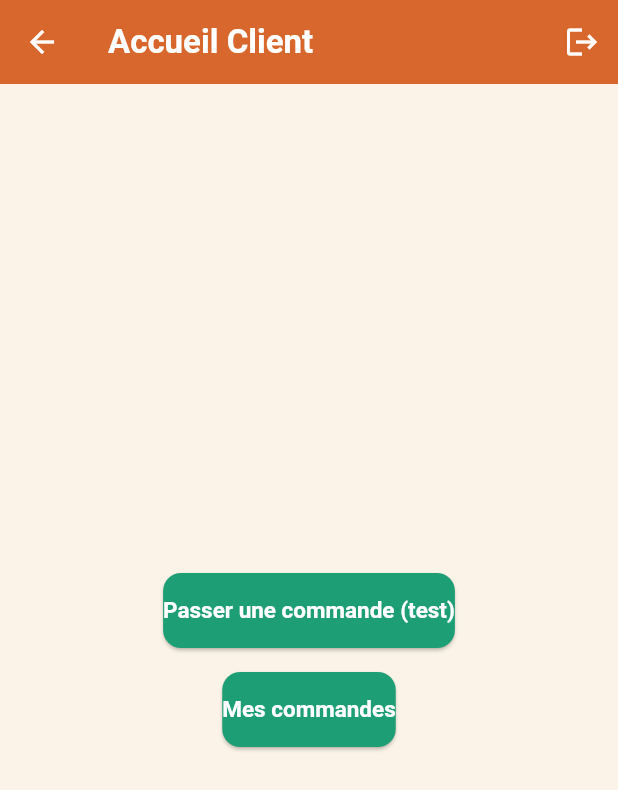
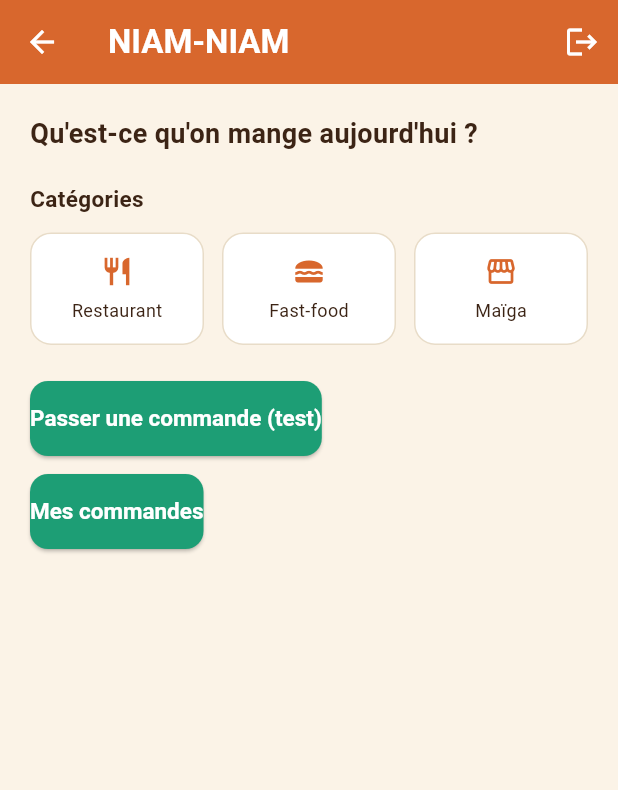
Before and after one commit to Maoudo-4/niam-niam, a Flutter app: the AccueilClient screen opened directly, on a phone screen of 412 x 824 dp. Shown: the top 790 px of the screen. Run offline on Flutter 3.47's test engine with Material 3 defaults, Android fonts, the phone set to English and light mode, and no system bars; our stand-ins replace cloud_firestore, firebase_auth, firebase_core; accounts and stored records are empty; generated files the repository leaves out were written again.

Commit message:
Header et categories sur accueil client

```diff
--- a/lib/screens/client/accueil_client.dart
+++ b/lib/screens/client/accueil_client.dart
@@ -1,5 +1,6 @@
 import 'package:flutter/material.dart';
 import '../../services/auth_service.dart';
+import '../../theme.dart';
 import 'passer_commande.dart';
 import 'mes_commandes.dart';
 import '../../widgets/confirmer_deconnexion.dart';
@@ -11,7 +12,7 @@ class AccueilClient extends StatelessWidget {
   Widget build(BuildContext context) {
     return Scaffold(
       appBar: AppBar(
-        title: const Text('Accueil Client'),
+        title: const Text('NIAM-NIAM'),
         actions: [
           IconButton(
             icon: const Icon(Icons.logout),
@@ -19,10 +20,37 @@ class AccueilClient extends StatelessWidget {
           ),
         ],
       ),
-      body: Center(
+      body: SingleChildScrollView(
+        padding: const EdgeInsets.all(20),
         child: Column(
-          mainAxisAlignment: MainAxisAlignment.center,
+          crossAxisAlignment: CrossAxisAlignment.start,
           children: [
+            const Text('Qu\'est-ce qu\'on mange aujourd\'hui ?',
+                style: TextStyle(
+                    fontSize: 18,
+                    fontWeight: FontWeight.w600,
+                    color: AppColors.brunTexte)),
+            const SizedBox(height: 20),
+
+            const Text('Catégories',
+                style: TextStyle(
+                    fontSize: 15,
+                    fontWeight: FontWeight.w600,
+                    color: AppColors.brunTexte)),
+            const SizedBox(height: 12),
+            Row(
+              children: [
+                _CategoriePastille(icone: Icons.restaurant, label: 'Restaurant'),
+                const SizedBox(width: 12),
+                _CategoriePastille(icone: Icons.lunch_dining, label: 'Fast-food'),
+                const SizedBox(width: 12),
+                _CategoriePastille(icone: Icons.storefront, label: 'Maïga'),
+              ],
+            ),
+
+            // Les autres sections (Top Restaurants, Top Fast Food) arrivent aux prochaines étapes
+
+            const SizedBox(height: 24),
             ElevatedButton(
               onPressed: () {
                 Navigator.push(
@@ -32,7 +60,7 @@ class AccueilClient extends StatelessWidget {
               },
               child: const Text('Passer une commande (test)'),
             ),
-            const SizedBox(height: 16),
+            const SizedBox(height: 12),
             ElevatedButton(
               onPressed: () {
                 Navigator.push(
@@ -48,3 +76,30 @@ class AccueilClient extends StatelessWidget {
     );
   }
 }
+
+class _CategoriePastille extends StatelessWidget {
+  final IconData icone;
+  final String label;
+  const _CategoriePastille({required this.icone, required this.label});
+
+  @override
+  Widget build(BuildContext context) {
+    return Expanded(
+      child: Container(
+        padding: const EdgeInsets.symmetric(vertical: 14),
+        decoration: BoxDecoration(
+          color: AppColors.carte,
+          borderRadius: BorderRadius.circular(14),
+          border: Border.all(color: AppColors.bordure),
+        ),
+        child: Column(
+          children: [
+            Icon(icone, color: AppColors.terracotta, size: 22),
+            const SizedBox(height: 6),
+            Text(label, style: const TextStyle(fontSize: 12, color: AppColors.brunTexte)),
+          ],
+        ),
+      ),
+    );
+  }
+}
```
